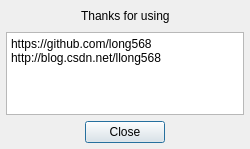
Above: about.ui from long568/LoSerial before the change. Below: the same form after it.
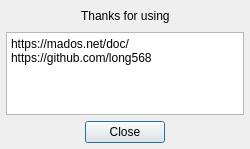
That is the form after the change.

The edit to the form file:
```diff
--- a/about.ui
+++ b/about.ui
@@ -78,8 +78,8 @@
       <bool>true</bool>
      </property>
      <property name="plainText">
-      <string>https://github.com/long568
-http://blog.csdn.net/llong568</string>
+      <string>https://mados.net/doc/
+https://github.com/long568</string>
      </property>
     </widget>
    </item>
```
